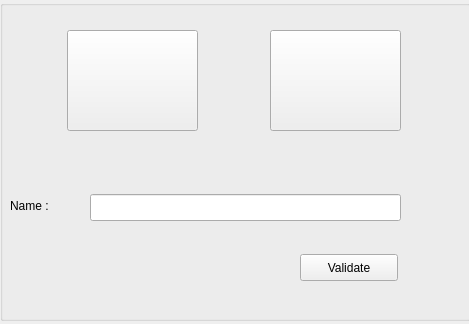
Before: the Qt Designer form MMO/Res/createchar.ui in maresc-g/linumon, drawn with Qt 5.
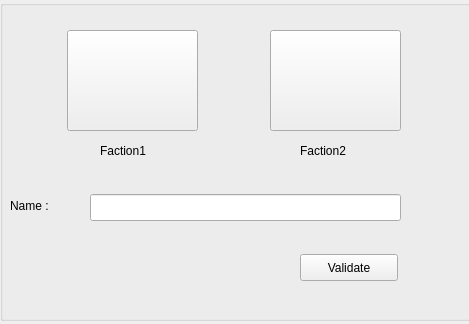
After: the same form once the commit is applied.

The edit to the form file:
```diff
--- a/MMO/Res/createchar.ui
+++ b/MMO/Res/createchar.ui
@@ -99,6 +99,32 @@
      <string/>
     </property>
    </widget>
+   <widget class="QLabel" name="l_faction1">
+    <property name="geometry">
+     <rect>
+      <x>100</x>
+      <y>140</y>
+      <width>91</width>
+      <height>21</height>
+     </rect>
+    </property>
+    <property name="text">
+     <string>Faction1</string>
+    </property>
+   </widget>
+   <widget class="QLabel" name="l_faction2">
+    <property name="geometry">
+     <rect>
+      <x>300</x>
+      <y>140</y>
+      <width>91</width>
+      <height>21</height>
+     </rect>
+    </property>
+    <property name="text">
+     <string>Faction2</string>
+    </property>
+   </widget>
   </widget>
  </widget>
  <resources/>
```
